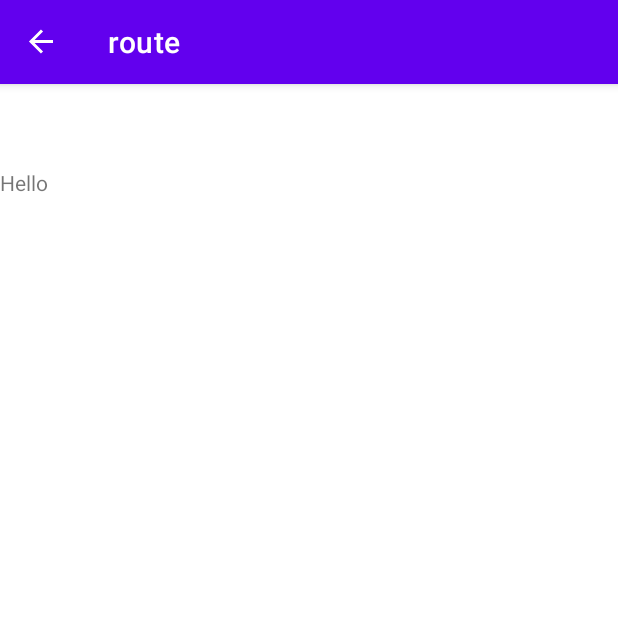
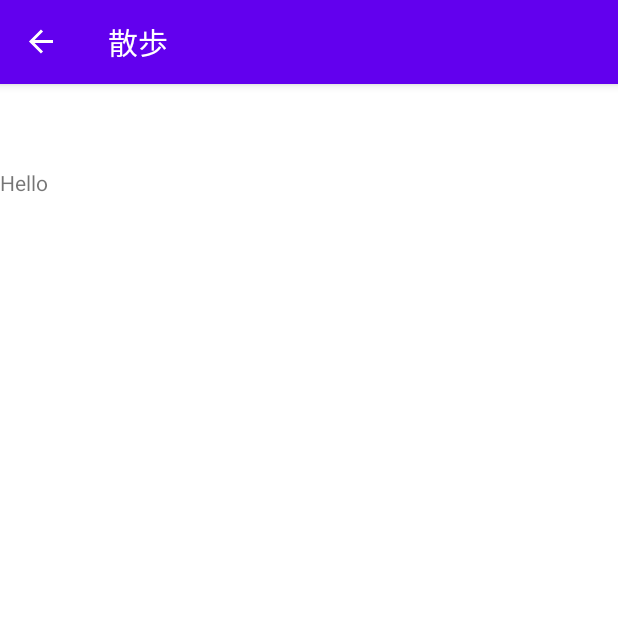
Before and after one commit to take-shita/PetSNS, an Android app: the screen it shows after launch (MainActivity), item 4 of the bottom bar chosen, on a phone screen of 412 x 824 dp, the top half of it. Run offline under Robolectric (Android 15) with nearby library versions, the phone set to English and light mode, and no system bars; our stand-ins replace navigation-ui.

Commit message:
Update mobile_navigation.xml

```diff
--- a/app/src/main/res/navigation/mobile_navigation.xml
+++ b/app/src/main/res/navigation/mobile_navigation.xml
@@ -50,7 +50,7 @@
     <fragment
         android:id="@+id/navigation_route"
         android:name="com.example.petsns.routeFragment"
-        android:label="route"
+        android:label="散歩"
         tools:layout="@layout/fragment_route" />
 
 </navigation>
```
